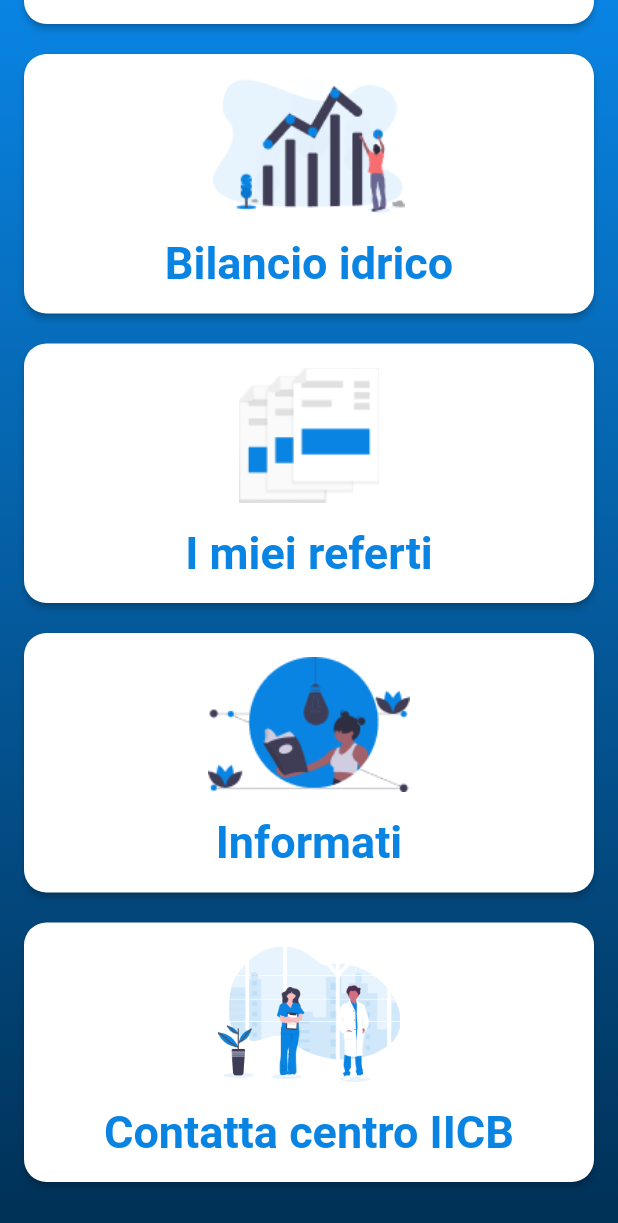
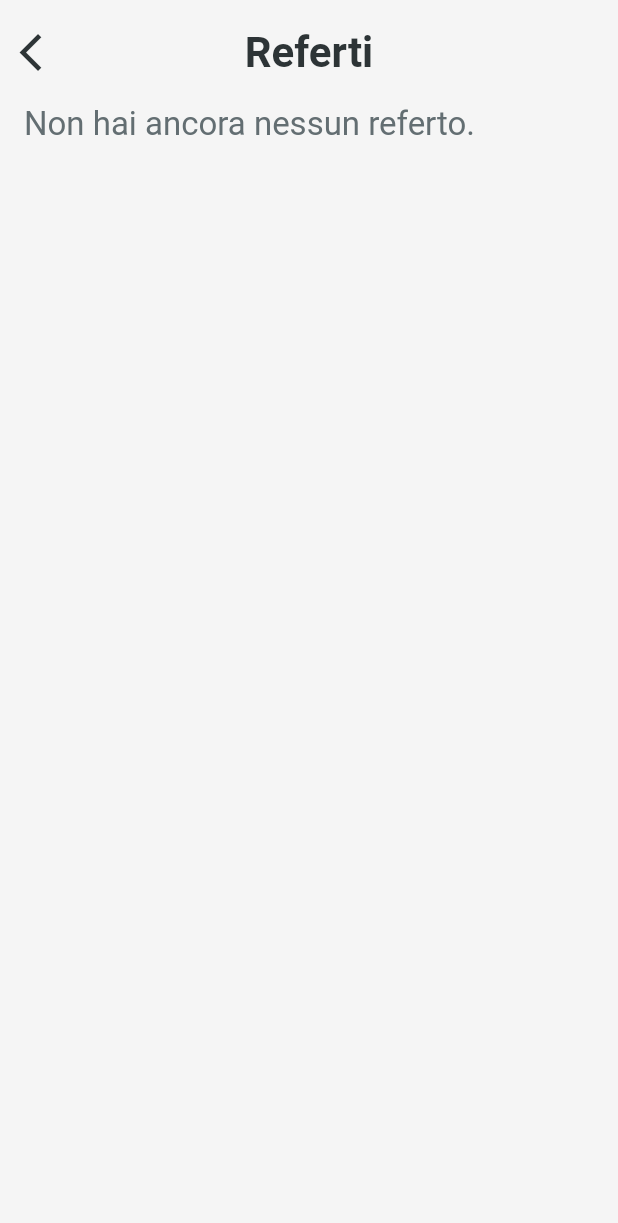
Before and after one commit to federico-terzi/nadapp, a Flutter app: the HomeScreen screen opened by its route, scrolled down 444 dp, after a tap on "I miei referti", on a phone screen of 412 x 824 dp. Shown: the top 1223 px of the screen. Run offline on Flutter 3.47's test engine with Material 2 defaults, Android fonts, the phone set to English and light mode, and no system bars; our stand-ins replace flutter_cache_manager, flutter_datetime_picker, flutter_html, flutter_redux, jiffy, open_file and 4 more; missing offline and left inert: flutter_animator; accounts and stored records are empty.

Commit message:
Add report screen

```diff
--- a/nad_app/lib/db/db.dart
+++ b/nad_app/lib/db/db.dart
@@ -7,7 +7,7 @@ const MIGRATIONS = [
   CREATE TABLE "diary" (
     "id"	INTEGER NOT NULL PRIMARY KEY AUTOINCREMENT,
     "uuid"	TEXT NOT NULL UNIQUE,
-    "date"	INTEGER NOT NULL,
+    "date"	TEXT NOT NULL,
     "meal"	TEXT NOT NULL,
     "dirty"	INTEGER NOT NULL DEFAULT 0
   );
@@ -16,7 +16,7 @@ const MIGRATIONS = [
   CREATE TABLE "balances" (
     "id"	INTEGER NOT NULL PRIMARY KEY AUTOINCREMENT,
     "uuid"	TEXT NOT NULL UNIQUE,
-    "date"	INTEGER NOT NULL,
+    "date"	TEXT NOT NULL,
     "minPressure"	INTEGER,
     "maxPressure"	INTEGER,
     "heartFrequency"	INTEGER,
--- a/nad_app/lib/main.dart
+++ b/nad_app/lib/main.dart
@@ -9,7 +9,7 @@ import 'package:nad_app/middleware/logger_middleware.dart';
 import 'package:nad_app/middleware/login_middleware.dart';
 import 'package:nad_app/middleware/navigation_middleware.dart';
 import 'package:nad_app/middleware/preferences_middleware.dart';
-import 'package:nad_app/middleware/sync_middleware.dart';
+import 'package:nad_app/middleware/network_middleware.dart';
 import 'package:nad_app/models/app_state.dart';
 import 'package:nad_app/models/balance.dart';
 import 'package:nad_app/models/balance_state.dart';
@@ -40,7 +40,7 @@ void main() {
         navigationMiddleware,
         createSqlMiddleware(db),
         preferencesMiddleware,
-        syncMiddleware,
+        networkMiddleware,
       ]);
 
   runApp(NadApp(store: store));
--- a/nad_app/lib/middleware/login_middleware.dart
+++ b/nad_app/lib/middleware/login_middleware.dart
@@ -4,6 +4,7 @@ import 'dart:io';
 
 import 'package:nad_app/actions/auth_actions.dart';
 import 'package:nad_app/actions/navigation_actions.dart';
+import 'package:nad_app/actions/sync_actions.dart';
 import 'package:nad_app/models/app_state.dart';
 import 'package:nad_app/models/user.dart';
 import 'package:nad_app/routes.dart';
@@ -73,6 +74,7 @@ void loginMiddleware(Store<AppState> store, action, NextDispatcher next) {
           store.dispatch(
               LoginPhaseTwoSuccess(token: sessionToken));
           store.dispatch(PushNamed(route: HOME_ROUTE, reset: true));
+          store.dispatch(RequestSync());
         } else {
           store.dispatch(
               LoginPhaseTwoFailed(message: "Errore lato server"));
--- a/nad_app/lib/middleware/preferences_middleware.dart
+++ b/nad_app/lib/middleware/preferences_middleware.dart
@@ -16,6 +16,7 @@ import 'package:nad_app/models/doctor.dart';
 
 Future<void> _processSyncResponse(SyncResponse sync) async {
   await setDoctors(sync.doctors);
+  await setReports(sync.reports);
   await setLastServerEdit(sync.lastServerEdit);
 }
 
--- a/nad_app/lib/models/app_state.dart
+++ b/nad_app/lib/models/app_state.dart
@@ -5,6 +5,7 @@ import 'package:nad_app/models/doctor_state.dart';
 import 'package:nad_app/models/meal_state.dart';
 import 'package:nad_app/models/navigation_state.dart';
 import 'package:nad_app/models/persistence_state.dart';
+import 'package:nad_app/models/report_state.dart';
 import 'package:nad_app/models/sync_state.dart';
 
 @immutable
@@ -14,6 +15,7 @@ class AppState {
   final MealState meal;
   final BalanceState balance;
   final DoctorState doctor;
+  final ReportState report;
   final PersistenceState persistence;
   final SyncState sync;
 
@@ -23,6 +25,7 @@ class AppState {
       MealState meal,
       BalanceState balance,
       DoctorState doctor,
+      ReportState report,
       PersistenceState persistence,
       SyncState sync})
       : auth = auth ?? new AuthState(),
@@ -30,6 +33,7 @@ class AppState {
         meal = meal ?? new MealState(),
         balance = balance ?? new BalanceState(),
         doctor = doctor ?? new DoctorState(),
+        report = report ?? new ReportState(),
         persistence = persistence ?? new PersistenceState(),
         sync = sync ?? new SyncState();
 
@@ -39,6 +43,7 @@ class AppState {
     MealState meal,
     BalanceState balance,
     DoctorState doctor,
+    ReportState report,
     PersistenceState persistence,
     SyncState sync,
   }) {
@@ -48,6 +53,7 @@ class AppState {
       meal: meal ?? this.meal,
       balance: balance ?? this.balance,
       doctor: doctor ?? this.doctor,
+      report: report ?? this.report,
       persistence: persistence ?? this.persistence,
       sync: sync ?? this.sync,
     );
--- /dev/null
+++ b/nad_app/lib/models/report.dart
@@ -0,0 +1,27 @@
+import 'package:flutter/widgets.dart';
+
+@immutable
+class Report {
+  final int id;
+  final DateTime date;
+
+  Report({this.id, this.date});
+
+  Map<String, dynamic> toMap() {
+    return {
+      'id': id,
+      'date': date.toIso8601String(),
+    };
+  }
+
+  Report.fromMap(Map<String, dynamic> map)
+      : id = map['id'],
+        date = DateTime.parse(map['date']);
+
+  Map<String, dynamic> toJson() => this.toMap();
+
+  @override
+  String toString() {
+    return 'Report{id: $id, date: $date}';
+  }
+}
--- /dev/null
+++ b/nad_app/lib/models/report_state.dart
@@ -0,0 +1,31 @@
+import 'package:flutter/foundation.dart';
+import 'package:meta/meta.dart';
+import 'package:nad_app/models/report.dart';
+import 'package:nad_app/utils/state_utils.dart';
+import 'package:quiver/core.dart';
+
+@immutable
+class ReportState {
+  final List<Report> reports;
+
+  final String error;
+  final Set<int> downloadingReports;
+
+  ReportState({
+    this.reports = const [],
+    this.downloadingReports = const {},
+    this.error,
+  });
+
+  ReportState copyWith({
+    List<Report> reports,
+    Set<int> downloadingReports,
+    Optional<String> error,
+  }) {
+    return new ReportState(
+      reports: reports ?? this.reports,
+      downloadingReports: downloadingReports ?? this.downloadingReports,
+      error: reduceState(error, this.error),
+    );
+  }
+}
--- a/nad_app/lib/presentation/app_scaffold.dart
+++ b/nad_app/lib/presentation/app_scaffold.dart
@@ -2,13 +2,14 @@ import 'package:flutter/material.dart';
 import 'package:nad_app/theme/style.dart';
 
 class AppScaffold extends StatelessWidget {
+  final Key key;
   final Widget body;
   final bool hasBack;
   final String title;
   final Widget fab;
   final Widget action;
 
-  AppScaffold({this.hasBack = true, this.title, this.fab, this.body, this.action});
+  AppScaffold({this.key, this.hasBack = true, this.title, this.fab, this.body, this.action});
 
   List<Widget> _getActions() {
     if (this.action != null) {
@@ -21,6 +22,7 @@ class AppScaffold extends StatelessWidget {
   @override
   Widget build(BuildContext context) {
     return Scaffold(
+      key: this.key,
       backgroundColor: LIGHT_GRAY_COLOR,
       appBar: AppBar(
         toolbarHeight: 70,
--- a/nad_app/lib/reducers/root_reducer.dart
+++ b/nad_app/lib/reducers/root_reducer.dart
@@ -6,6 +6,7 @@ import 'package:nad_app/reducers/balance_reducer.dart';
 import 'package:nad_app/reducers/doctor_reducer.dart';
 import 'package:nad_app/reducers/meal_reducer.dart';
 import 'package:nad_app/reducers/persistence_reducer.dart';
+import 'package:nad_app/reducers/report_reducer.dart';
 import 'package:nad_app/reducers/sync_reducer.dart';
 
 import 'navigation_reducer.dart';
@@ -24,6 +25,7 @@ AppState rootReducer(AppState state, action) {
     balance: balanceReducer(state.balance, action),
     persistence: persistenceReducer(state.persistence, action),
     doctor: doctorReducer(state.doctor, action),
+    report: reportReducer(state.report, action),
     sync: syncReducer(state.sync, action),
   );
 }
--- a/nad_app/lib/routes.dart
+++ b/nad_app/lib/routes.dart
@@ -12,6 +12,7 @@ import 'package:nad_app/screens/intro/intro_screen.dart';
 import 'package:nad_app/screens/login/login_screen.dart';
 import 'package:nad_app/screens/my_doctors/my_doctors_screen.dart';
 import 'package:nad_app/screens/patient_check/patient_check_screen.dart';
+import 'package:nad_app/screens/reports/reports_screen.dart';
 import 'package:nad_app/screens/useful_information/iicb_screen.dart';
 import 'package:nad_app/screens/useful_information/iicb_therapy_screen.dart';
 import 'package:nad_app/screens/useful_information/useful_information_screen.dart';
@@ -30,6 +31,7 @@ const ADD_MEAL_TIPS_ROUTE = "/addMealTips";
 const BALANCE_ROUTE = "/balance";
 const ADD_BALANCE_ROUTE = "/addBalance";
 const ADD_BALANCE_TIPS_ROUTE = "/addBalanceTips";
+const REPORTS_ROUTE = "/reports";
 const CONTACT_ROUTE = "/contact";
 const MY_DOCTORS_ROUTE = "/myDoctors";
 const USEFUL_INFORMATION_ROUTE = "/usefulInfo";
@@ -78,6 +80,9 @@ PageTransition<dynamic> routeFactory(RouteSettings settings) {
     case MY_DOCTORS_ROUTE:
       return PageTransition(child: MyDoctorsScreen(), type: PageTransitionType.rightToLeft);
       break;
+    case REPORTS_ROUTE:
+      return PageTransition(child: ReportsScreen(), type: PageTransitionType.rightToLeft);
+      break;
     case USEFUL_INFORMATION_ROUTE:
       return PageTransition(child: UsefulInformationScreen(), type: PageTransitionType.rightToLeft);
       break;
--- a/nad_app/lib/screens/home/home_screen.dart
+++ b/nad_app/lib/screens/home/home_screen.dart
@@ -15,7 +15,7 @@ import 'package:nad_app/theme/style.dart';
 
 class HomeScreen extends StatelessWidget {
   final GlobalKey<ScaffoldState> scaffoldKey =
-      GlobalKey<ScaffoldState>(debugLabel: "Test");
+      GlobalKey<ScaffoldState>(debugLabel: "HomeScreen");
 
   List<Widget> generateCards(BuildContext context) {
     var cards = [
@@ -30,9 +30,7 @@ class HomeScreen extends StatelessWidget {
       HomeCard(
           image: "assets/referti.png",
           label: "I miei referti",
-          onPressed: () => {
-                // TODO
-              }),
+          onPressed: () => {Navigator.of(context).pushNamed(REPORTS_ROUTE)}),
       HomeCard(
           image: "assets/informati.png",
           label: "Informati",
--- /dev/null
+++ b/nad_app/lib/screens/reports/reports_screen.dart
@@ -0,0 +1,99 @@
+import 'package:flutter/material.dart';
+import 'package:flutter_redux/flutter_redux.dart';
+import 'package:nad_app/actions/report_actions.dart';
+import 'package:nad_app/models/app_state.dart';
+import 'package:nad_app/models/report.dart';
+import 'package:nad_app/models/report_state.dart';
+import 'package:nad_app/models/report.dart';
+import 'package:nad_app/models/report.dart';
+import 'package:nad_app/presentation/app_fab.dart';
+import 'package:nad_app/presentation/app_scaffold.dart';
+import 'package:nad_app/presentation/big_icon_button.dart';
+import 'package:nad_app/routes.dart';
+import 'package:nad_app/utils/date_utils.dart';
+
+class ReportsScreen extends StatelessWidget {
+  final GlobalKey<ScaffoldState> scaffoldKey =
+  GlobalKey<ScaffoldState>(debugLabel: "ReportsScreen");
+
+  ListView _getReports(List<Report> reports, Set<int> downloadingReports) {
+    return ListView.builder(
+        itemCount: reports.length,
+        itemBuilder: (context, index) {
+          int reverseIndex = reports.length - index - 1;
+          int reportId = reports[reverseIndex].id;
+          return GestureDetector(
+            onTap: () {
+              StoreProvider.of<AppState>(context).dispatch(OpenReportRequest(id: reportId));
+            },
+            child: Card(
+              child: Padding(
+                padding: const EdgeInsets.fromLTRB(0, 10, 0, 10),
+                child: ListTile(
+                  leading: (downloadingReports.contains(reportId)) ? CircularProgressIndicator(value: null) : Icon(Icons.description, size: 40),
+                  title: Text(
+                      getFullFormattedDate(reports[reverseIndex].date), style: Theme
+                      .of(context)
+                      .textTheme
+                      .headline4),
+                  subtitle:
+                  Padding(
+                    padding: const EdgeInsets.fromLTRB(0, 10, 0, 0),
+                    child: Text("Clicca per visualizzare", style: Theme
+                        .of(context)
+                        .textTheme
+                        .bodyText2),
+                  ),
+                ),
+              ),
+            ),
+          );
+        });
+  }
+
+  void gotoAddMealScreen(BuildContext context) {
+    Navigator.of(context).pushNamed(ADD_MEAL_ROUTE);
+  }
+
+  List<Widget> _getContent(BuildContext context, List<Report> reports, Set<int> downloadingReports) {
+    if (reports.length > 0) {
+      return [
+        Expanded(child: _getReports(reports, downloadingReports)),
+      ];
+    } else {
+      return [
+        Text(
+          "Non hai ancora nessun referto.",
+          textAlign: TextAlign.center,
+          style: Theme
+              .of(context)
+              .textTheme
+              .bodyText1,
+        ),
+      ];
+    }
+  }
+
+  @override
+  Widget build(BuildContext context) {
+    return StoreConnector<AppState, ReportState>(
+        converter: (store) => store.state.report,
+        builder: (context, reportState) {
+          return AppScaffold(
+            key: scaffoldKey,
+            title: "Referti",
+            body: Column(
+              children: [
+                ..._getContent(context, reportState.reports, reportState.downloadingReports)
+              ],
+            ),
+          );
+        },
+      onWillChange: (previousState, state) {
+        if (previousState.error == null && state.error != null) {
+          final snackBar = SnackBar(content: Text(state.error));
+          scaffoldKey.currentState.showSnackBar(snackBar);
+        }
+      },);
+  }
+}
--- a/nad_app/lib/server_config.dart
+++ b/nad_app/lib/server_config.dart
@@ -1,5 +1,9 @@
-const String SERVER_HOST = "http://10.0.2.2:8000";
+const String SERVER_HOST = "http://192.168.1.71:8000";
 
 const String LOGIN_ENDPOINT = "$SERVER_HOST/auth/basic/login";
 const String LOGIN_VERIFICATION_ENDPOINT = "$SERVER_HOST/auth/basic/verify";
 const String SYNC_ENDPOINT = "$SERVER_HOST/api/mobile/sync";
+
+String getReportDownloadEndpoint(int reportId) {
+  return "$SERVER_HOST/api/mobile/reports/$reportId/download";
+}
--- a/nad_app/pubspec.yaml
+++ b/nad_app/pubspec.yaml
@@ -41,6 +41,8 @@ dependencies:
   url_launcher: ^5.7.2
   flutter_html: ^1.0.0
   http: ^0.12.2
+  open_file: ^3.0.1
+  flutter_cache_manager: ^2.0.0
 
 dev_dependencies:
   flutter_launcher_icons: "^0.8.0"
```
Also changed, not shown: nad_app/lib/actions/report_actions.dart (added, +37 -0 lines), nad_app/lib/init.dart (+13 -0 lines), nad_app/lib/middleware/network_middleware.dart (renamed from nad_app/lib/middleware/sync_middleware.dart, +27 -5 lines), nad_app/lib/models/sync_response.dart (+6 -2 lines), nad_app/lib/reducers/report_reducer.dart (added, +48 -0 lines), nad_app/lib/utils/pref_utils.dart (+23 -0 lines).
